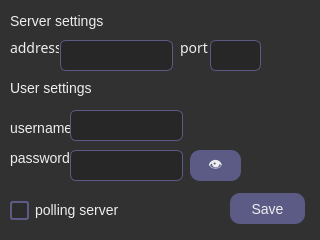
Above: settingswindow.ui from PunkNaPrekole/BubbleHub before the change. Below: the same form after it.
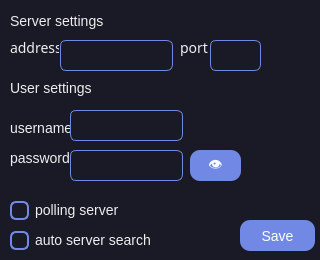
That is the form after the change.

Commit message: Added the ability to search for a server using mDNS, changed the gui, and moved work with Settings to a separate class

Diff of the .ui file:
```diff
--- a/settingswindow.ui
+++ b/settingswindow.ui
@@ -7,29 +7,28 @@
     <x>0</x>
     <y>0</y>
     <width>320</width>
-    <height>240</height>
+    <height>260</height>
    </rect>
   </property>
   <property name="windowTitle">
    <string>Dialog</string>
   </property>
   <property name="styleSheet">
-   <string notr="true">/* Основные настройки фона и текста */
-QWidget {
-    background-color: #313131; /* фон для всего приложения */
+   <string notr="true">QWidget {
+    background-color: #191a26; /* фон для всего приложения */
 	font-family: &quot;GOST Common&quot;;
+	text-align: center;
     color: #eeeeee;            /* цвет текста */
     font-size: 14px;           /* Стандартный размер текста */
 }
 
 /* Настройки для кнопок */
 QPushButton {
-    background-color: #5b5b85;     /* Основной цвет */
-    color: #eeeeee;                  /*текст */
+    background-color: #7189e4;     /* Основной цвет */
+    color: white;                  /*текст */
     border-radius: 10px;           /* Скругленные углы */
     padding: 8px 16px;             /* Отступы */
     border: 2px;     /* Бордер с ярким акцентом */
-	box-shadow: 2px 2px 5px rgba(0, 0, 0, 0.5);
 }
 
 QPushButton:hover {
@@ -37,15 +36,14 @@
 }
 
 QPushButton:pressed {
-    background-color: #aaaaff;     /* Красный цвет при нажатии */
-    border: 2px solid;     /* Оранжевая граница при нажатии */
-	box-shadow: inset 2px 2px 5px rgba(0, 0, 0, 0.5);
-}
+    background-color: #e471c3;     /* Красный цвет при нажатии */
+	border: 2px solid #191a26;}
+
 /* Настройки для полей ввода текста */
 QLineEdit {
-    background-color: #272727;     /* Темный фон */
+    background-color: #191a26;     /* Темный фон */
     color: #eeeeee;                  /* Белый текст */
-    border: 1px solid #5b5b85;     /* Фиолетовая рамка */
+    border: 1px solid #7189e4;     /* Фиолетовая рамка */
     padding: 6px;
     border-radius: 6px;
 }
@@ -62,13 +60,13 @@
 QCheckBox::indicator {
     width: 15px;
     height: 15px;
-    border-radius: 3px;
-    background-color: #2C2C2C;
-    border: 2px solid #5b5b85;     /* Красная рамка */
+    border-radius: 6px;
+    background-color: #191a26;
+    border: 2px solid #7189e4;     /* Красная рамка */
 }
 
 QCheckBox::indicator:checked {
-    background-color: #D4ADFB;     /* Фиолетовый цвет при выборе */
+    background-color: #e471c3;     /* Фиолетовый цвет при выборе */
     border: 2px solid #aaaaff;     /* Яркая розовая рамка при выборе */
 }
 
@@ -77,8 +75,8 @@
   <widget class="QPushButton" name="saveButton">
    <property name="geometry">
     <rect>
-     <x>230</x>
-     <y>193</y>
+     <x>240</x>
+     <y>220</y>
      <width>75</width>
      <height>31</height>
     </rect>
@@ -252,6 +250,19 @@
     <string>polling server</string>
    </property>
   </widget>
+  <widget class="QCheckBox" name="networkModeCheckBox">
+   <property name="geometry">
+    <rect>
+     <x>10</x>
+     <y>230</y>
+     <width>141</width>
+     <height>20</height>
+    </rect>
+   </property>
+   <property name="text">
+    <string>auto server search</string>
+   </property>
+  </widget>
  </widget>
  <resources/>
  <connections/>
```
Left out of the diff: 4 changed lines with no effect on the pictures. The commit also changes 14 other files.
